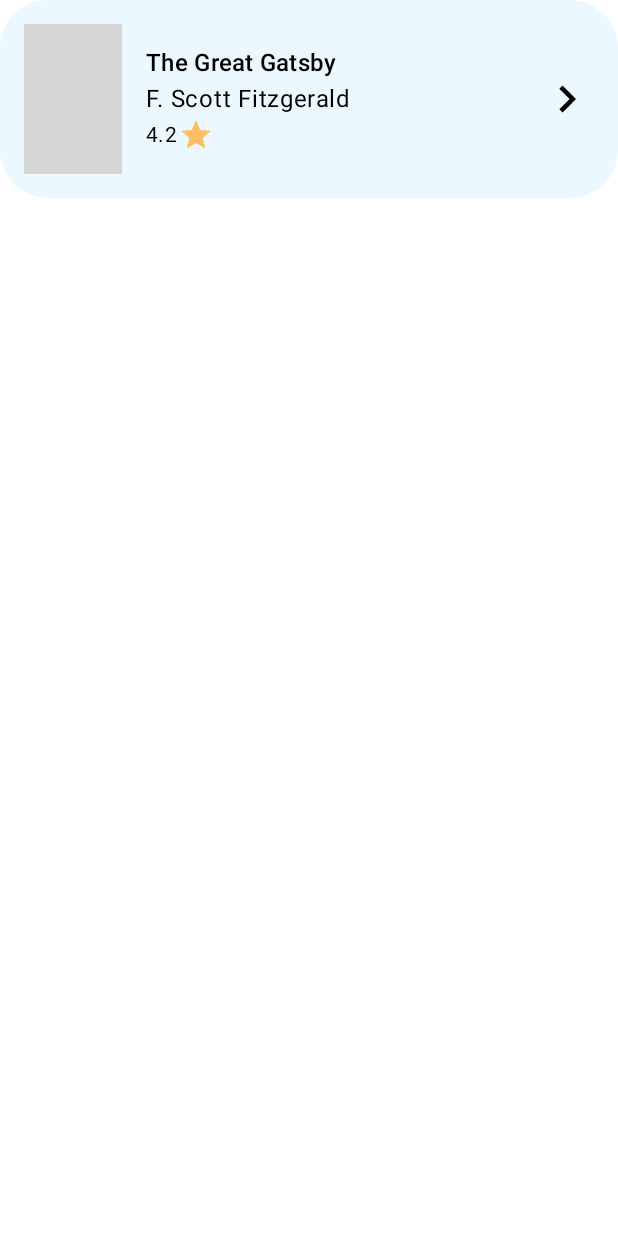
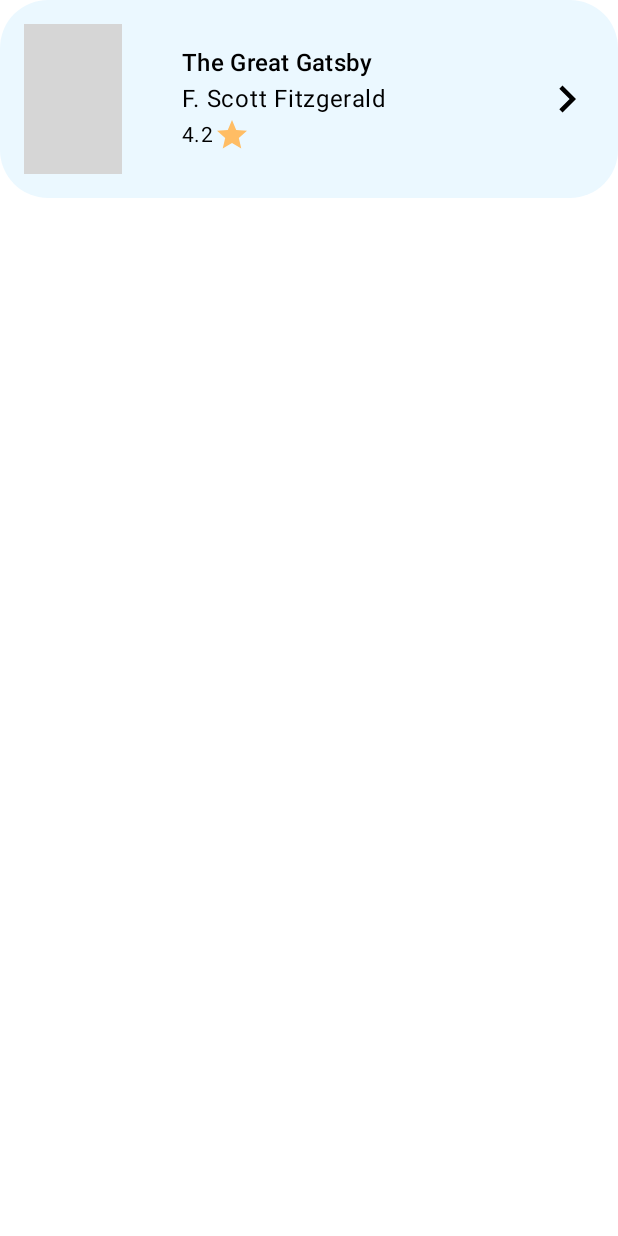
Before and after one commit to hasancbngl/cmp-BookApp, an Android app built with Jetpack Compose: the @Preview function PreviewBookItem, on a phone screen of 412 x 824 dp. Run offline under Robolectric (Android 15) with nearby library versions, the phone set to English and light mode, and no system bars; our stand-ins replace Compose Multiplatform resources; pictures from the network do not load; 2 statements that could not run were skipped; grey boxes are pictures that could not be loaded.

Commit message:
commit changes

```diff
--- a/shared/src/commonMain/kotlin/com/hasancbngl/bookapp/book/presentation/book_list/BookListState.kt
+++ b/shared/src/commonMain/kotlin/com/hasancbngl/bookapp/book/presentation/book_list/BookListState.kt
@@ -6,7 +6,7 @@ data class BookListState(
     val searchQuery: String = "",
     val searchResults: List<Book> = emptyList(),
     val favoriteBooks: List<Book> = emptyList(),
-    val isLoading: Boolean = true,
+    val isLoading: Boolean = false,
     val selectedTabIndex: Int = 0,
     val errorMessage: String? = ""
 )
--- a/shared/src/commonMain/kotlin/com/hasancbngl/bookapp/book/presentation/book_list/components/BookListItem.kt
+++ b/shared/src/commonMain/kotlin/com/hasancbngl/bookapp/book/presentation/book_list/components/BookListItem.kt
@@ -133,6 +133,7 @@ fun BookListItem(
             Column(
                 modifier = Modifier
                     .fillMaxHeight()
+                    .padding(start = 24.dp)
                     .weight(1f),
                 verticalArrangement = Arrangement.Center
             ) {
```
